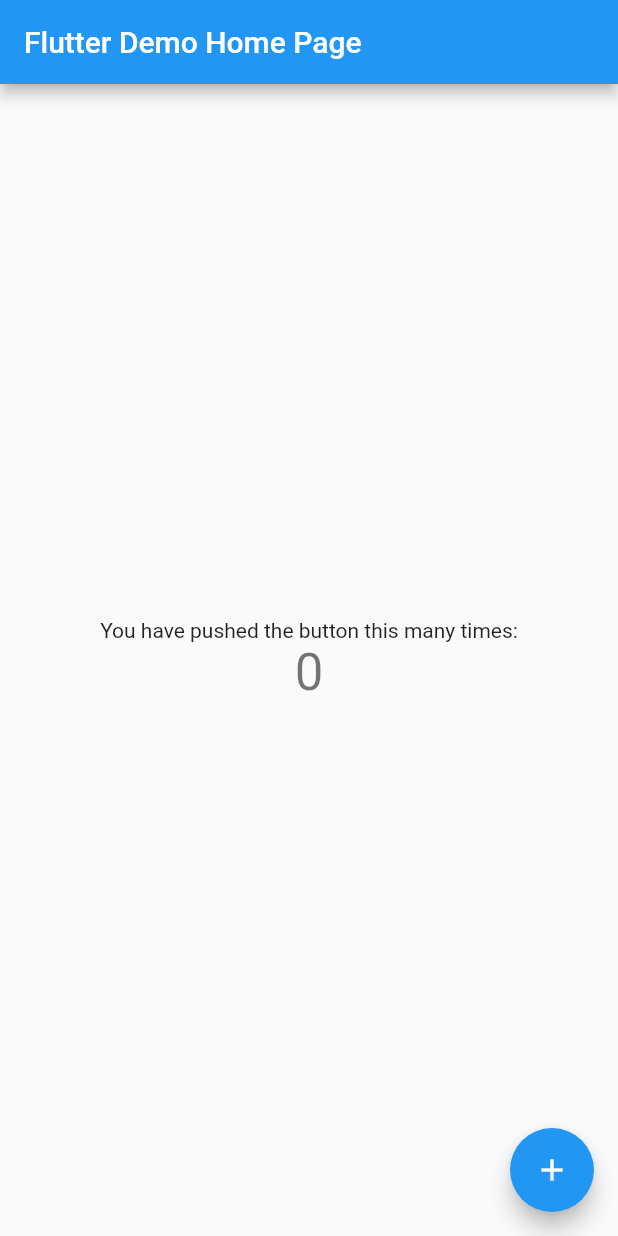
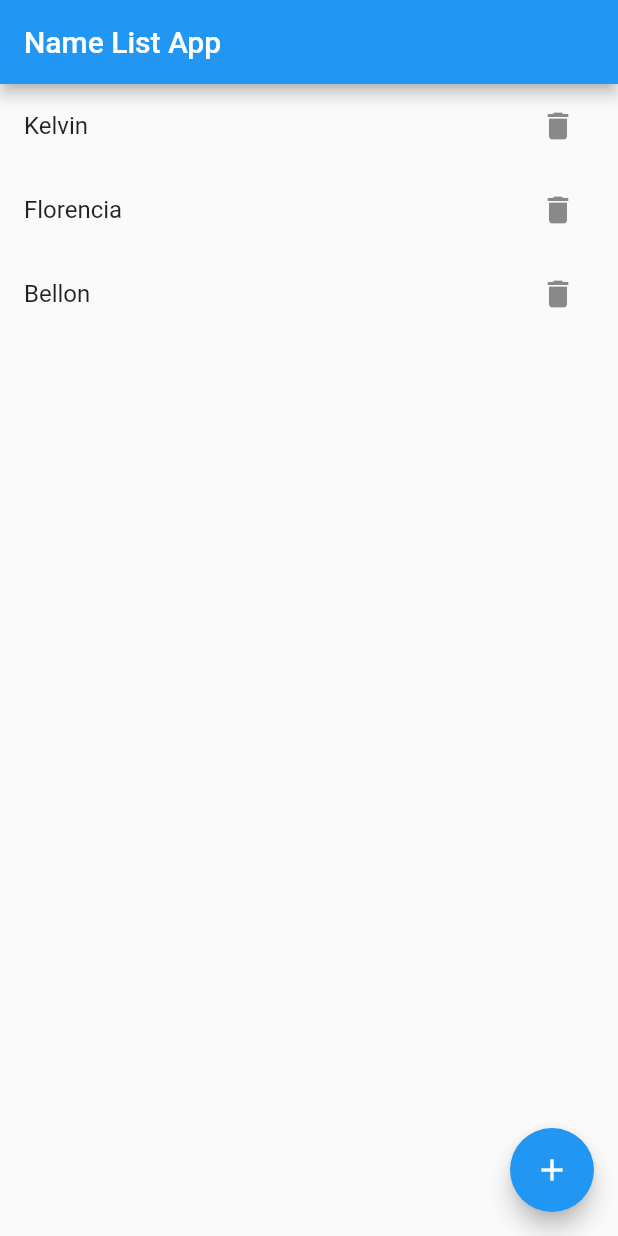
Before and after one commit to kipkoechke/name_list_app, a Flutter app: the screen it shows after launch, on a phone screen of 412 x 824 dp. Run offline on Flutter 3.47's test engine with Material 2 defaults, Android fonts, the light colour scheme and no system bars.

Commit message:
Modified new list app

```diff
--- a/lib/main.dart
+++ b/lib/main.dart
@@ -1,115 +1,9 @@
 import 'package:flutter/material.dart';
+import 'package:name_list_app/name_list.dart';
 
 void main() {
-  runApp(const MyApp());
+  runApp(const MaterialApp(
+    title: 'Name List App',
+    home: NameList(),
+  ));
 }
-
-class MyApp extends StatelessWidget {
-  const MyApp({super.key});
-
-  // This widget is the root of your application.
-  @override
-  Widget build(BuildContext context) {
-    return MaterialApp(
-      title: 'Flutter Demo',
-      theme: ThemeData(
-        // This is the theme of your application.
-        //
-        // Try running your application with "flutter run". You'll see the
-        // application has a blue toolbar. Then, without quitting the app, try
-        // changing the primarySwatch below to Colors.green and then invoke
-        // "hot reload" (press "r" in the console where you ran "flutter run",
-        // or simply save your changes to "hot reload" in a Flutter IDE).
-        // Notice that the counter didn't reset back to zero; the application
-        // is not restarted.
-        primarySwatch: Colors.blue,
-      ),
-      home: const MyHomePage(title: 'Flutter Demo Home Page'),
-    );
-  }
-}
-
-class MyHomePage extends StatefulWidget {
-  const MyHomePage({super.key, required this.title});
-
-  // This widget is the home page of your application. It is stateful, meaning
-  // that it has a State object (defined below) that contains fields that affect
-  // how it looks.
-
-  // This class is the configuration for the state. It holds the values (in this
-  // case the title) provided by the parent (in this case the App widget) and
-  // used by the build method of the State. Fields in a Widget subclass are
-  // always marked "final".
-
-  final String title;
-
-  @override
-  State<MyHomePage> createState() => _MyHomePageState();
-}
-
-class _MyHomePageState extends State<MyHomePage> {
-  int _counter = 0;
-
-  void _incrementCounter() {
-    setState(() {
-      // This call to setState tells the Flutter framework that something has
-      // changed in this State, which causes it to rerun the build method below
-      // so that the display can reflect the updated values. If we changed
-      // _counter without calling setState(), then the build method would not be
-      // called again, and so nothing would appear to happen.
-      _counter++;
-    });
-  }
-
-  @override
-  Widget build(BuildContext context) {
-    // This method is rerun every time setState is called, for instance as done
-    // by the _incrementCounter method above.
-    //
-    // The Flutter framework has been optimized to make rerunning build methods
-    // fast, so that you can just rebuild anything that needs updating rather
-    // than having to individually change instances of widgets.
-    return Scaffold(
-      appBar: AppBar(
-        // Here we take the value from the MyHomePage object that was created by
-        // the App.build method, and use it to set our appbar title.
-        title: Text(widget.title),
-      ),
-      body: Center(
-        // Center is a layout widget. It takes a single child and positions it
-        // in the middle of the parent.
-        child: Column(
-          // Column is also a layout widget. It takes a list of children and
-          // arranges them vertically. By default, it sizes itself to fit its
-          // children horizontally, and tries to be as tall as its parent.
-          //
-          // Invoke "debug painting" (press "p" in the console, choose the
-          // "Toggle Debug Paint" action from the Flutter Inspector in Android
-          // Studio, or the "Toggle Debug Paint" command in Visual Studio Code)
-          // to see the wireframe for each widget.
-          //
-          // Column has various properties to control how it sizes itself and
-          // how it positions its children. Here we use mainAxisAlignment to
-          // center the children vertically; the main axis here is the vertical
-          // axis because Columns are vertical (the cross axis would be
-          // horizontal).
-          mainAxisAlignment: MainAxisAlignment.center,
-          children: <Widget>[
-            const Text(
-              'You have pushed the button this many times:',
-            ),
-            Text(
-              '$_counter',
-              style: Theme.of(context).textTheme.headline4,
-            ),
-          ],
-        ),
-      ),
-      floatingActionButton: FloatingActionButton(
-        onPressed: _incrementCounter,
-        tooltip: 'Increment',
-        child: const Icon(Icons.add),
-      ), // This trailing comma makes auto-formatting nicer for build methods.
-    );
-  }
-}
--- /dev/null
+++ b/lib/name_list.dart
@@ -0,0 +1,50 @@
+import 'package:flutter/material.dart';
+
+class NameList extends StatefulWidget {
+  const NameList({super.key});
+
+  @override
+  State<NameList> createState() => _NameListState();
+}
+
+class _NameListState extends State<NameList> {
+  final List<String> _names = ['Kelvin', 'Florencia', 'Bellon'];
+
+  void _addName() {
+    setState(() {
+      _names.add('New name');
+    });
+  }
+
+  void _removeName(int index) {
+    setState(() {
+      _names.removeAt(index);
+    });
+  }
+
+  @override
+  Widget build(BuildContext context) {
+    return Scaffold(
+      appBar: AppBar(
+        title: const Text('Name List App'),
+      ),
+      body: ListView.builder(
+        itemCount: _names.length,
+        itemBuilder: (BuildContext context, int index) {
+          return ListTile(
+            title: Text(_names[index]),
+            trailing: IconButton(
+              icon: const Icon(Icons.delete),
+              onPressed: () => _removeName(index),
+            ),
+          );
+        },
+      ),
+      floatingActionButton: FloatingActionButton(
+        onPressed: () => _addName,
+        tooltip: 'Add Name',
+        child: const Icon(Icons.add),
+      ),
+    );
+  }
+}
```
Also changed, not shown: pubspec.lock, 1 other file.
